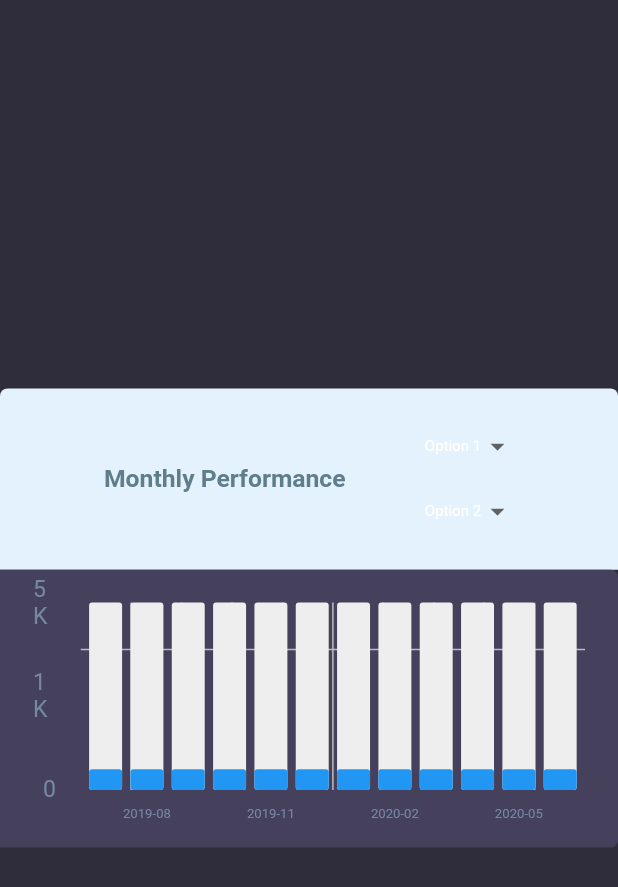
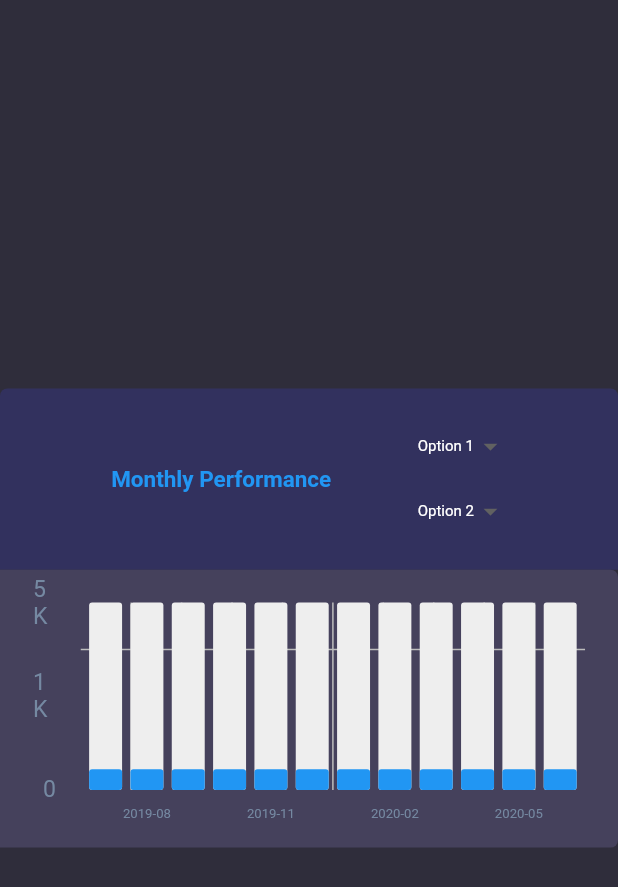
Before and after one commit to Jade-Zhang719/dashboard, a Flutter app: the LastYearLaundry widget shown alone on an empty page, opened directly, on a phone screen of 412 x 824 dp. Shown: the top 887 px of the screen. Run offline on Flutter 3.47's test engine with Material 2 defaults, Android fonts, the phone set to English and light mode, and no system bars; drawn by our look-alikes of fl_chart; our stand-ins replace charts_flutter, flutter_screenutil; missing offline and left inert: charts_common, kdgaugeview.

Commit message:
dark theme and text

```diff
--- a/lib/blocks/p7_last12month_laundry.dart
+++ b/lib/blocks/p7_last12month_laundry.dart
@@ -27,18 +27,14 @@ class _LastYearLaundryState extends State<LastYearLaundry> {
                       topRight: Radius.circular(5),
                       topLeft: Radius.circular(5),
                     ),
-                    color: Colors.blue[50],
+                    color: Theme.of(context).accentColor,
                   ),
                   child: Row(
                     mainAxisAlignment: MainAxisAlignment.spaceEvenly,
                     children: [
                       Text(
                         "Monthly Performance",
-                        style: TextStyle(
-                          color: Colors.blueGrey,
-                          fontSize: 15.w,
-                          fontWeight: FontWeight.bold,
-                        ),
+                        style: Theme.of(context).textTheme.headline2,
                       ),
                       OptionButton(
                         txSize: 10.w,
```
Also changed, not shown: lib/blocks/p1_stock_each.dart (+15 -15 lines), lib/blocks/p2_stock_level.dart (+10 -13 lines), lib/blocks/p3_last10day_records.dart (+2 -9 lines), lib/main.dart (+8 -4 lines).
